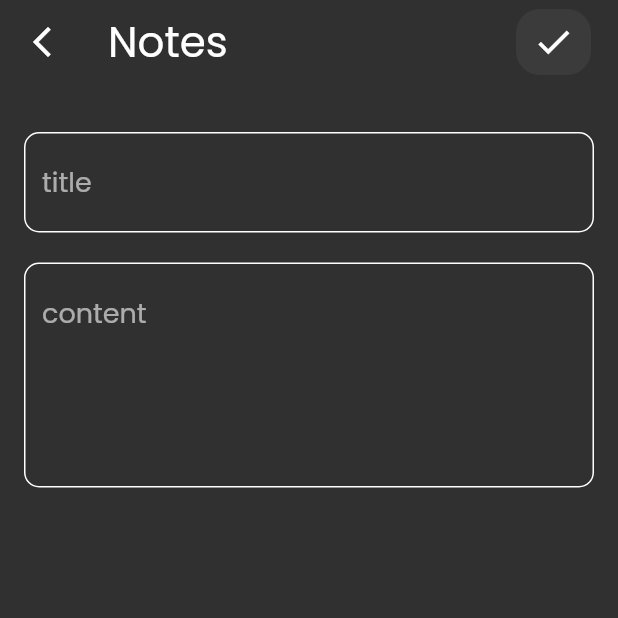
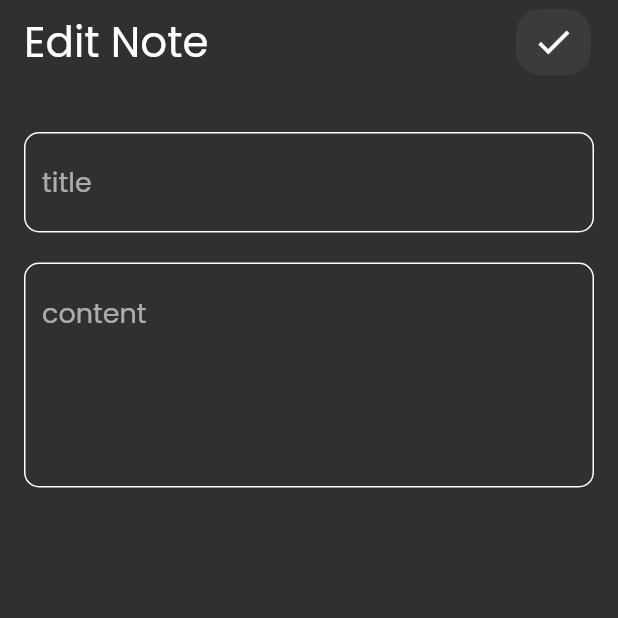
Before and after one commit to Ibrahimfathi96/Notester, a Flutter app: the screen it shows after launch, after a tap on "Flutter Tips", on a phone screen of 412 x 824 dp, the top half of it. Run offline on Flutter 3.47's test engine with Material 2 defaults, Android fonts, the light colour scheme and no system bars; our stand-ins replace flutter_slidable, font_awesome_flutter.

Commit message:
finished Edit View

```diff
--- a/lib/main.dart
+++ b/lib/main.dart
@@ -16,7 +16,7 @@ class Notester extends StatelessWidget {
         brightness: Brightness.dark,
         fontFamily: 'Poppins'
       ),
-      home:  NotesView(),
+      home:  const NotesView(),
     );
   }
 }
--- a/lib/models/note_model.dart
+++ b/lib/models/note_model.dart
@@ -1,4 +1,4 @@
-import 'dart:ui';
+import 'package:flutter/animation.dart';
 
 class Note {
   String title;
--- a/lib/view/edit_note_view.dart
+++ b/lib/view/edit_note_view.dart
@@ -9,19 +9,13 @@ class EditNoteView extends StatelessWidget {
   Widget build(BuildContext context) {
     return Scaffold(
       appBar: AppBar(
-        leading: IconButton(
-          icon: const Icon(Icons.arrow_back_ios_new),
-          onPressed: () {
-            Navigator.pop(context);
-          },
-        ),
         elevation: 0,
         backgroundColor: Colors.transparent,
         title: const Text(
-          'Notes',
+          'Edit Note',
           style: TextStyle(fontSize: 28, fontWeight: FontWeight.w300),
         ),
-        actions: [
+        actions: const [
           CustomSearchIcon(
             iconData: Icons.check,
           )
--- a/lib/view/notes_view.dart
+++ b/lib/view/notes_view.dart
@@ -5,7 +5,7 @@ import 'package:notester/view/widgets/custom_search_icon.dart';
 import 'package:notester/view/widgets/notes_view_body.dart';
 
 class NotesView extends StatelessWidget {
-   NotesView({Key? key}) : super(key: key);
+   const NotesView({Key? key}) : super(key: key);
 
   @override
   Widget build(BuildContext context) {
@@ -18,7 +18,7 @@ class NotesView extends StatelessWidget {
             fontSize: 28,fontWeight: FontWeight.w300
           ),
         ),
-        actions: [
+        actions: const [
           CustomSearchIcon(iconData: Icons.search_outlined,)
         ],
       ),
--- a/lib/view/widgets/custom_search_icon.dart
+++ b/lib/view/widgets/custom_search_icon.dart
@@ -1,9 +1,9 @@
 import 'package:flutter/material.dart';
 
 class CustomSearchIcon extends StatelessWidget {
-  IconData iconData;
+  final IconData iconData;
 
-  CustomSearchIcon({required this.iconData});
+  const CustomSearchIcon({super.key, required this.iconData});
 
   @override
   Widget build(BuildContext context) {
--- a/lib/view/widgets/note_item_widget.dart
+++ b/lib/view/widgets/note_item_widget.dart
@@ -12,8 +12,12 @@ class NoteItemWidget extends StatelessWidget {
   @override
   Widget build(BuildContext context) {
     return GestureDetector(
-      onTap: (){
-        Navigator.push(context, MaterialPageRoute(builder: (context) => const EditNoteView(),));
+      onTap: () {
+        Navigator.pushReplacement(
+            context,
+            MaterialPageRoute(
+              builder: (context) => const EditNoteView(),
+            ));
       },
       child: Container(
         margin: const EdgeInsets.symmetric(vertical: 8),
@@ -73,7 +77,8 @@ class NoteItemWidget extends StatelessWidget {
                         fontSize: 16,
                         color: Colors.black54))
               ],
-              )),
+            ),
+          ),
         ),
       ),
     );
--- a/lib/view/widgets/notes_view_body.dart
+++ b/lib/view/widgets/notes_view_body.dart
@@ -5,7 +5,7 @@ import '../../models/note_model.dart';
 
 class NotesViewBody extends StatelessWidget {
   NotesViewBody({Key? key}) : super(key: key);
-  List<NoteItemWidget> notes = [
+  final List<NoteItemWidget> notes = [
     NoteItemWidget(
       note: Note(
           title: 'Flutter Tips',
```
Lines whose indentation alone changed are shown as unchanged.
